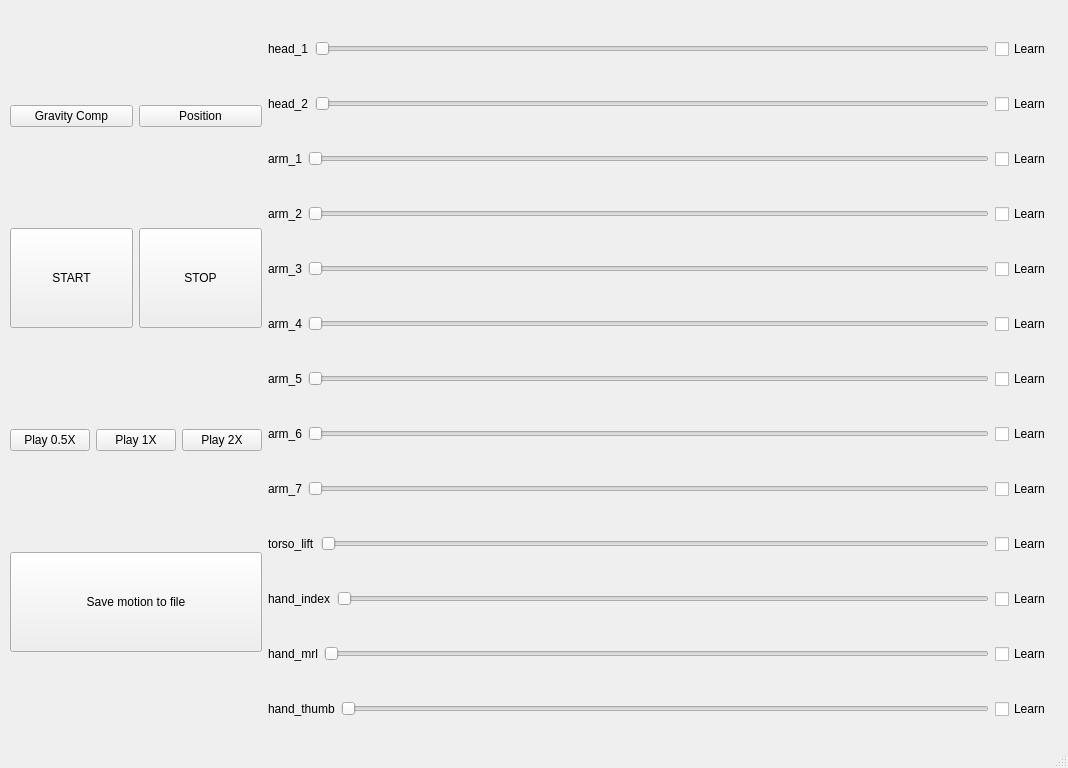
The window that resources/tiago_learn_hand.ui (pal-robotics/learning_gui) describes before a commit, drawn with Qt 5.
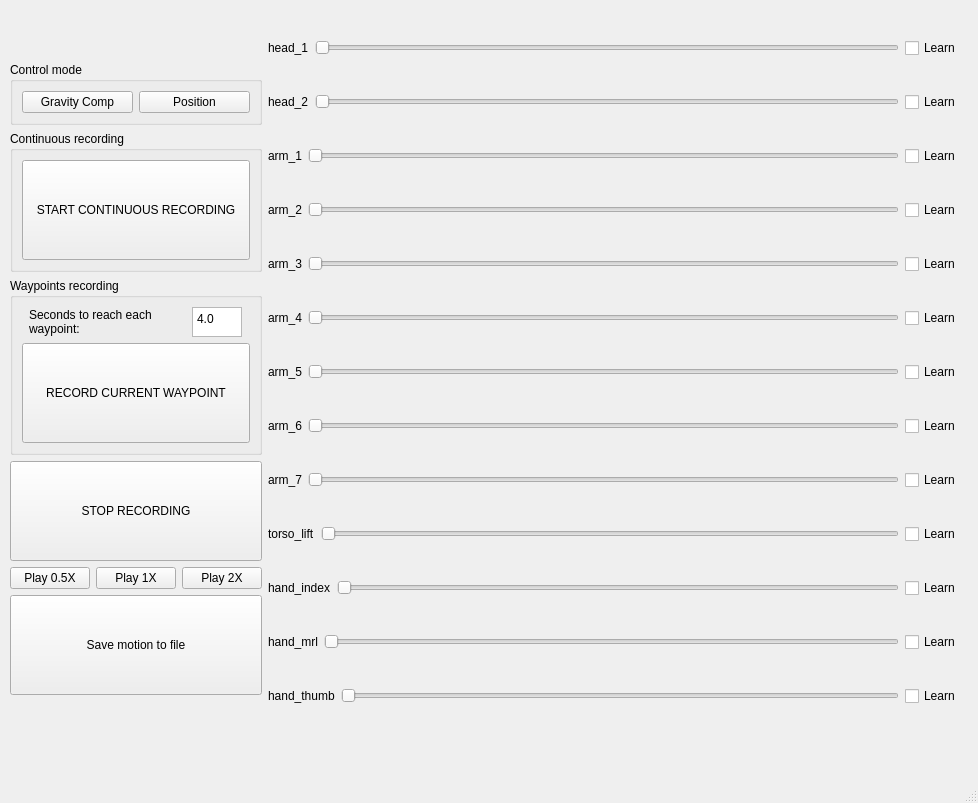
The same window after the commit.

Patch:
```diff
--- a/resources/tiago_learn_hand.ui
+++ b/resources/tiago_learn_hand.ui
@@ -6,10 +6,22 @@
    <rect>
     <x>0</x>
     <y>0</y>
-    <width>1068</width>
-    <height>768</height>
+    <width>978</width>
+    <height>803</height>
    </rect>
   </property>
+  <property name="sizePolicy">
+   <sizepolicy hsizetype="Minimum" vsizetype="Minimum">
+    <horstretch>0</horstretch>
+    <verstretch>0</verstretch>
+   </sizepolicy>
+  </property>
+  <property name="minimumSize">
+   <size>
+    <width>200</width>
+    <height>50</height>
+   </size>
+  </property>
   <property name="windowTitle">
    <string>Learning GUI</string>
   </property>
@@ -19,17 +31,51 @@
      <rect>
       <x>10</x>
       <y>10</y>
-      <width>1041</width>
-      <height>741</height>
+      <width>951</width>
+      <height>736</height>
      </rect>
     </property>
     <layout class="QHBoxLayout" name="horizontalLayout">
      <item>
-      <layout class="QVBoxLayout" name="col2">
+      <layout class="QVBoxLayout" name="col_buttons">
+       <property name="sizeConstraint">
+        <enum>QLayout::SetDefaultConstraint</enum>
+       </property>
+       <item>
+        <spacer name="verticalSpacer">
+         <property name="orientation">
+          <enum>Qt::Vertical</enum>
+         </property>
+         <property name="sizeHint" stdset="0">
+          <size>
+           <width>20</width>
+           <height>40</height>
+          </size>
+         </property>
+        </spacer>
+       </item>
+       <item>
+        <widget class="QGroupBox" name="Control_mode">
+         <property name="sizePolicy">
+          <sizepolicy hsizetype="Minimum" vsizetype="Minimum">
+           <horstretch>0</horstretch>
+           <verstretch>0</verstretch>
+          </sizepolicy>
+         </property>
+         <property name="title">
+          <string>Control mode</string>
+         </property>
+         <layout class="QVBoxLayout" name="verticalLayout_3">
        <item>
         <layout class="QHBoxLayout" name="horizontalLayout_2">
          <item>
           <widget class="QPushButton" name="gravity_b">
+              <property name="minimumSize">
+               <size>
+                <width>50</width>
+                <height>0</height>
+               </size>
+              </property>
            <property name="text">
             <string>Gravity Comp</string>
            </property>
@@ -37,6 +83,12 @@
          </item>
          <item>
           <widget class="QPushButton" name="position_b">
+              <property name="minimumSize">
+               <size>
+                <width>50</width>
+                <height>0</height>
+               </size>
+              </property>
            <property name="text">
             <string>Position</string>
            </property>
@@ -44,10 +96,25 @@
          </item>
         </layout>
        </item>
+         </layout>
+         <zorder></zorder>
+         <zorder></zorder>
+        </widget>
+       </item>
        <item>
-        <layout class="QHBoxLayout" name="horizontalLayout_3">
+        <widget class="QGroupBox" name="Continuous_recording">
+         <property name="sizePolicy">
+          <sizepolicy hsizetype="Minimum" vsizetype="Minimum">
+           <horstretch>0</horstretch>
+           <verstretch>0</verstretch>
+          </sizepolicy>
+         </property>
+         <property name="title">
+          <string>Continuous recording</string>
+         </property>
+         <layout class="QVBoxLayout" name="verticalLayout">
          <item>
-          <widget class="QPushButton" name="start_b">
+           <widget class="QPushButton" name="start_continuous">
            <property name="minimumSize">
             <size>
              <width>0</width>
@@ -55,44 +122,124 @@
             </size>
            </property>
            <property name="text">
-            <string>START</string>
+             <string>START CONTINUOUS RECORDING</string>
            </property>
           </widget>
          </item>
+         </layout>
+        </widget>
+       </item>
          <item>
-          <widget class="QPushButton" name="stop_b">
+        <widget class="QGroupBox" name="waypoints_recording">
+         <property name="sizePolicy">
+          <sizepolicy hsizetype="Minimum" vsizetype="Minimum">
+           <horstretch>0</horstretch>
+           <verstretch>0</verstretch>
+          </sizepolicy>
+         </property>
+         <property name="title">
+          <string>Waypoints recording</string>
+         </property>
+         <layout class="QVBoxLayout" name="verticalLayout_2">
+          <item>
+           <layout class="QHBoxLayout" name="seconds_layout">
+            <item>
+             <widget class="QLabel" name="seconds_label">
+              <property name="sizePolicy">
+               <sizepolicy hsizetype="Maximum" vsizetype="Maximum">
+                <horstretch>0</horstretch>
+                <verstretch>0</verstretch>
+               </sizepolicy>
+              </property>
+              <property name="maximumSize">
+               <size>
+                <width>150</width>
+                <height>40</height>
+               </size>
+              </property>
+              <property name="text">
+               <string>&lt;html&gt;&lt;head/&gt;&lt;body&gt;&lt;p&gt;Seconds to reach each waypoint:&lt;/p&gt;&lt;/body&gt;&lt;/html&gt;</string>
+              </property>
+              <property name="wordWrap">
+               <bool>true</bool>
+              </property>
+             </widget>
+            </item>
+            <item>
+             <widget class="QPlainTextEdit" name="seconds_edit">
+              <property name="sizePolicy">
+               <sizepolicy hsizetype="Minimum" vsizetype="Minimum">
+                <horstretch>0</horstretch>
+                <verstretch>0</verstretch>
+               </sizepolicy>
+              </property>
            <property name="minimumSize">
             <size>
+                <width>50</width>
+                <height>30</height>
+               </size>
+              </property>
+              <property name="maximumSize">
+               <size>
+                <width>50</width>
+                <height>30</height>
+               </size>
+              </property>
+              <property name="plainText">
+               <string>4.0</string>
+              </property>
+             </widget>
+            </item>
+           </layout>
+          </item>
+          <item>
+           <widget class="QPushButton" name="capture_waypoint">
+            <property name="minimumSize">
+             <size>
              <width>0</width>
              <height>100</height>
             </size>
            </property>
            <property name="text">
-            <string>STOP</string>
+             <string>RECORD CURRENT WAYPOINT</string>
            </property>
           </widget>
          </item>
         </layout>
+        </widget>
+       </item>
+       <item>
+        <widget class="QPushButton" name="stop_recording">
+         <property name="minimumSize">
+          <size>
+           <width>0</width>
+           <height>100</height>
+          </size>
+         </property>
+         <property name="text">
+          <string>STOP RECORDING</string>
+         </property>
+        </widget>
        </item>
        <item>
         <layout class="QHBoxLayout" name="horizontalLayout_4">
-         <item>
-          <widget class="QPushButton" name="play_2_b">
-           <property name="text">
-            <string>Play 0.5X</string>
-           </property>
-          </widget>
-         </item>
          <item>
           <widget class="QPushButton" name="play_05_b">
            <property name="text">
-            <string>Play 1X</string>
+            <string>Play 0.5X</string>
            </property>
           </widget>
          </item>
          <item>
           <widget class="QPushButton" name="play_1_b">
            <property name="text">
+            <string>Play 1X</string>
+           </property>
+          </widget>
+         </item>
+         <item>
+          <widget class="QPushButton" name="play_2_b">
+           <property name="text">
             <string>Play 2X</string>
            </property>
           </widget>
@@ -116,6 +263,19 @@
          </item>
         </layout>
        </item>
+       <item>
+        <spacer name="verticalSpacer_2">
+         <property name="orientation">
+          <enum>Qt::Vertical</enum>
+         </property>
+         <property name="sizeHint" stdset="0">
+          <size>
+           <width>20</width>
+           <height>40</height>
+          </size>
+         </property>
+        </spacer>
+       </item>
       </layout>
      </item>
      <item>
```
Left out of the diff: 14 changed lines with no effect on the pictures. Lines whose indentation alone changed are shown as unchanged.
